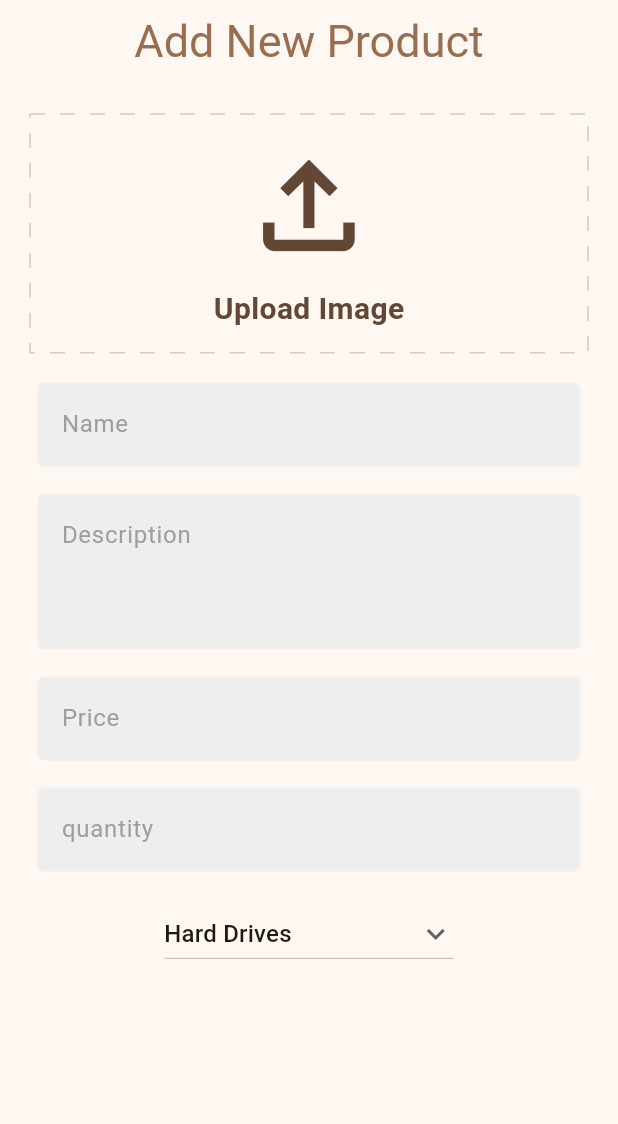
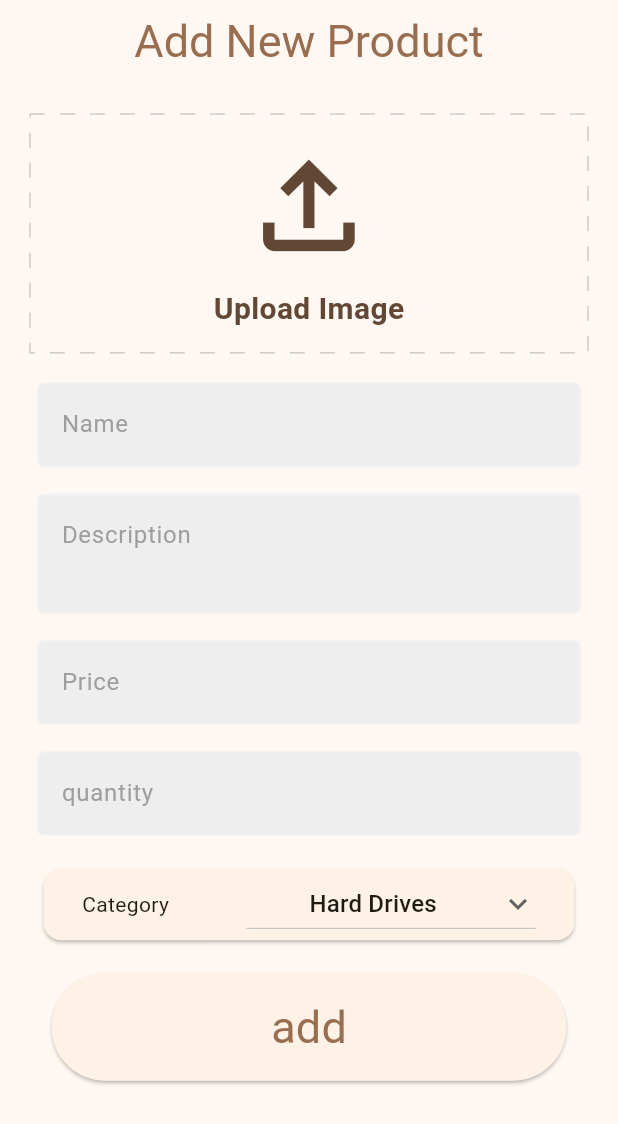
Before and after one commit to mido4315/ecommerce_app, a Flutter app: the AddNewProduct screen opened by its route, on a phone screen of 412 x 824 dp. Shown: the top 1124 px of the screen. Run offline on Flutter 3.47's test engine with Material 2 defaults, Android fonts, the phone set to English and light mode, and no system bars; drawn by our look-alikes of dotted_border; our stand-ins replace carousel_slider, dartz, dio, flutter_bloc, flutter_screenutil, get_it and 2 more; accounts and stored records are empty; statements that could not run were skipped.

Commit message:
update add_new_product.dart

```diff
--- a/lib/features/admin/posts/presentation/views/add_new_product.dart
+++ b/lib/features/admin/posts/presentation/views/add_new_product.dart
@@ -1,8 +1,12 @@
+import 'dart:io';
+
+import 'package:ecommerce_app/core/constants/app_styles.dart';
+import 'package:ecommerce_app/core/widgets/pick_images.dart';
+import 'package:ecommerce_app/widgets/custom_images_slider.dart';
 import 'package:ecommerce_app/widgets/custom_text_form_field.dart';
 import 'package:ecommerce_app/widgets/simpe_app_bar.dart';
 import 'package:flutter/material.dart';
 import 'package:flutter_screenutil/flutter_screenutil.dart';
-
 import 'widgets/custom_dotted_box.dart';
 
 class AddNewProduct extends StatefulWidget {
@@ -32,6 +36,18 @@ class _AddNewProductState extends State<AddNewProduct> {
     _quantityController.dispose();
   }
 
+  // initialize images list
+  List<File> images = [];
+
+  // create image pick method
+
+  void pickProductImage() async {
+    List<File> result = await pickImages();
+    setState(() {
+      images = result;
+    });
+  }
+
   final List<String> categories = [
     'Hard Drives',
     'RAM',
@@ -43,6 +59,7 @@ class _AddNewProductState extends State<AddNewProduct> {
     'Power Supplies',
   ];
   String? selected = 'Hard Drives';
+
   @override
   Widget build(BuildContext context) {
     return Scaffold(
@@ -54,7 +71,21 @@ class _AddNewProductState extends State<AddNewProduct> {
             mainAxisAlignment: MainAxisAlignment.start,
             crossAxisAlignment: CrossAxisAlignment.center,
             children: [
-              const CustomDottedBox(),
+              images.isNotEmpty
+                  ? SizedBox(
+                width: double.infinity,
+                height: 165.h,
+                    child: Padding(
+                      padding: const EdgeInsets.only(bottom: 20.0),
+                      child: CustomImagesSlider(
+                          isFile: true,
+                          images: images,
+                        ),
+                    ),
+                  )
+                  : CustomDottedBox(
+                      onTap: pickProductImage,
+                    ),
               CustomTextFormField(
                 controller: _nameController,
                 hintText: 'Name',
@@ -65,7 +96,7 @@ class _AddNewProductState extends State<AddNewProduct> {
                 controller: _descriptionController,
                 hintText: 'Description',
                 obscureText: false,
-                maxLines: 3,
+                maxLines: 2,
               ),
               SizedBox(height: 15.h),
               CustomTextFormField(
@@ -80,11 +111,31 @@ class _AddNewProductState extends State<AddNewProduct> {
                 obscureText: false,
               ),
               SizedBox(height: 15.h),
+              Padding(
+                padding:
+                    const EdgeInsets.only(left: 25.0, right: 25, bottom: 18),
+                child: Card(
+                  child: Row(
+                    mainAxisAlignment: MainAxisAlignment.spaceAround,
+                    crossAxisAlignment: CrossAxisAlignment.center,
+                    children: [
+                      Text(
+                        'Category',
+                        style: AppStyles.textStyleTitle22,
+                      ),
                       DropdownButton(
+                        alignment: Alignment.center,
                         borderRadius: BorderRadius.circular(20),
                         icon: const Icon(Icons.keyboard_arrow_down),
                         items: categories.map((e) {
-                  return DropdownMenuItem(value: e,child: Text(e),);
+                          return DropdownMenuItem(
+                            value: e,
+                            alignment: Alignment.center,
+                            child: Text(
+                              e,
+                              textAlign: TextAlign.center,
+                            ),
+                          );
                         }).toList(),
                         value: selected,
                         onChanged: (value) {
@@ -97,6 +148,21 @@ class _AddNewProductState extends State<AddNewProduct> {
                   ),
                 ),
               ),
+              SizedBox(
+                width: 300.w,
+                height: 60.h,
+                child: ElevatedButton(
+                  onPressed: () {},
+                  child: Text(
+                    'add',
+                    style: AppStyles.textStyleTitle30,
+                  ),
+                ),
+              ),
+            ],
+          ),
+        ),
+      ),
     );
   }
 }
--- a/lib/features/auth/presentation/views/register_view.dart
+++ b/lib/features/auth/presentation/views/register_view.dart
@@ -9,7 +9,7 @@ import 'package:go_router/go_router.dart';
 
 import '../view model/register cubit/register_cubit.dart';
 import 'widgets/custom_auth_button.dart';
-import 'widgets/custom_text_form_field.dart';
+import '../../../../widgets/custom_text_form_field.dart';
 import 'widgets/square_tile.dart';
 
 class RegisterView extends StatefulWidget {
```
Lines whose indentation alone changed are shown as unchanged.
